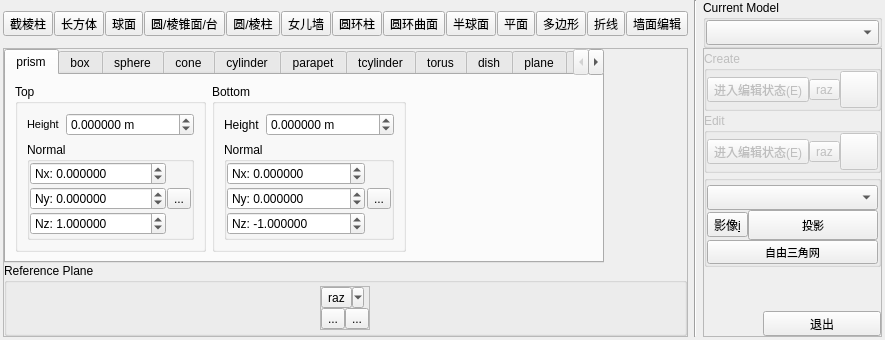
Above: qCC/ui_templates/bdr3DGeometryEditPanel.ui from StOriJimmy/CloudCompare before the change. Below: the same form after it.
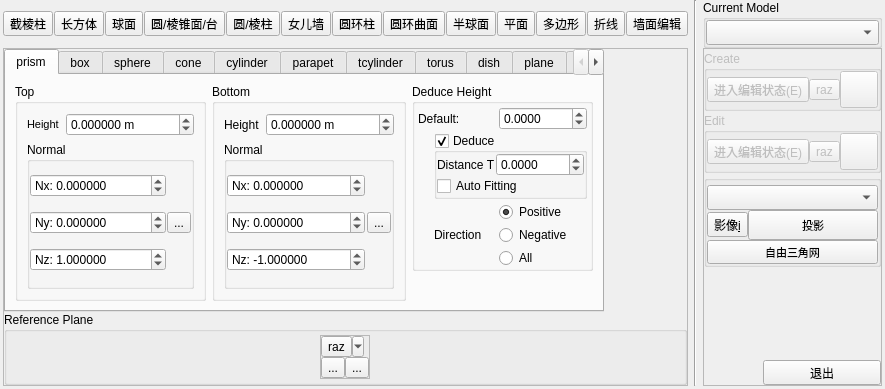
That is the form after the change. Icons and pictures are not drawn.

```diff
--- a/qCC/ui_templates/bdr3DGeometryEditPanel.ui
+++ b/qCC/ui_templates/bdr3DGeometryEditPanel.ui
@@ -6,8 +6,8 @@
    <rect>
     <x>0</x>
     <y>0</y>
-    <width>632</width>
-    <height>331</height>
+    <width>708</width>
+    <height>389</height>
    </rect>
   </property>
   <property name="sizePolicy">
@@ -579,7 +579,155 @@
           <string>prism</string>
          </attribute>
          <layout class="QGridLayout" name="gridLayout_5">
-          <item row="0" column="0">
+          <item row="1" column="2">
+           <spacer name="horizontalSpacer_9">
+            <property name="orientation">
+             <enum>Qt::Horizontal</enum>
+            </property>
+            <property name="sizeHint" stdset="0">
+             <size>
+              <width>40</width>
+              <height>20</height>
+             </size>
+            </property>
+           </spacer>
+          </item>
+          <item row="0" column="2">
+           <widget class="QGroupBox" name="blockCreateDeduceGroupBox">
+            <property name="title">
+             <string>Deduce Height</string>
+            </property>
+            <layout class="QGridLayout" name="gridLayout_17">
+             <property name="leftMargin">
+              <number>3</number>
+             </property>
+             <property name="topMargin">
+              <number>3</number>
+             </property>
+             <property name="rightMargin">
+              <number>3</number>
+             </property>
+             <property name="bottomMargin">
+              <number>0</number>
+             </property>
+             <property name="horizontalSpacing">
+              <number>0</number>
+             </property>
+             <property name="verticalSpacing">
+              <number>3</number>
+             </property>
+             <item row="1" column="1" colspan="2">
+              <widget class="QGroupBox" name="groupBox_5">
+               <property name="title">
+                <string>Deduce</string>
+               </property>
+               <property name="flat">
+                <bool>true</bool>
+               </property>
+               <property name="checkable">
+                <bool>true</bool>
+               </property>
+               <layout class="QGridLayout" name="gridLayout_19">
+                <property name="leftMargin">
+                 <number>0</number>
+                </property>
+                <property name="topMargin">
+                 <number>0</number>
+                </property>
+                <property name="rightMargin">
+                 <number>0</number>
+                </property>
+                <property name="bottomMargin">
+                 <number>0</number>
+                </property>
+                <property name="spacing">
+                 <number>0</number>
+                </property>
+                <item row="0" column="0">
+                 <widget class="QLabel" name="label_26">
+                  <property name="text">
+                   <string>Distance T</string>
+                  </property>
+                 </widget>
+                </item>
+                <item row="0" column="1" colspan="2">
+                 <widget class="QDoubleSpinBox" name="blockDeduceDefaultDoubleSpinBox_2">
+                  <property name="decimals">
+                   <number>4</number>
+                  </property>
+                  <property name="minimum">
+                   <double>-9999.000000000000000</double>
+                  </property>
+                  <property name="maximum">
+                   <double>9999.000000000000000</double>
+                  </property>
+                 </widget>
+                </item>
+                <item row="1" column="0" colspan="2">
+                 <widget class="QCheckBox" name="blockDeduceAutoFitCheckBox">
+                  <property name="text">
+                   <string>Auto Fitting</string>
+                  </property>
+                 </widget>
+                </item>
+               </layout>
+              </widget>
+             </item>
+             <item row="2" column="2">
+              <widget class="QRadioButton" name="blockDeducePositiveRadioButton">
+               <property name="text">
+                <string>Positive</string>
+               </property>
+               <property name="checked">
+                <bool>true</bool>
+               </property>
+              </widget>
+             </item>
+             <item row="0" column="0" colspan="2">
+              <widget class="QLabel" name="label_25">
+               <property name="text">
+                <string>Default:</string>
+               </property>
+              </widget>
+             </item>
+             <item row="0" column="2">
+              <widget class="QDoubleSpinBox" name="blockDeduceDefaultDoubleSpinBox">
+               <property name="decimals">
+                <number>4</number>
+               </property>
+               <property name="minimum">
+                <double>-9999.000000000000000</double>
+               </property>
+               <property name="maximum">
+                <double>9999.000000000000000</double>
+               </property>
+              </widget>
+             </item>
+             <item row="4" column="2">
+              <widget class="QRadioButton" name="blockDeduceNegativeRadioButton">
+               <property name="text">
+                <string>Negative</string>
+               </property>
+              </widget>
+             </item>
+             <item row="5" column="2">
+              <widget class="QRadioButton" name="blockDeduceAllRadioButton">
+               <property name="text">
+                <string>All</string>
+               </property>
+              </widget>
+             </item>
+             <item row="4" column="1">
+              <widget class="QLabel" name="label_27">
+               <property name="text">
+                <string>Direction</string>
+               </property>
+              </widget>
+             </item>
+            </layout>
+           </widget>
+          </item>
+          <item row="0" column="0" rowspan="2">
            <widget class="QGroupBox" name="groupBox">
             <property name="title">
              <string>Top</string>
@@ -747,7 +895,7 @@
             </layout>
            </widget>
           </item>
-          <item row="0" column="1">
+          <item row="0" column="1" rowspan="2">
            <widget class="QGroupBox" name="groupBox_2">
             <property name="title">
              <string>Bottom</string>
@@ -904,19 +1052,6 @@
             </layout>
            </widget>
           </item>
-          <item row="0" column="2">
-           <spacer name="horizontalSpacer_9">
-            <property name="orientation">
-             <enum>Qt::Horizontal</enum>
-            </property>
-            <property name="sizeHint" stdset="0">
-             <size>
-              <width>40</width>
-              <height>20</height>
-             </size>
-            </property>
-           </spacer>
-          </item>
          </layout>
         </widget>
         <widget class="QWidget" name="tab_box">
```
Left out of the diff: 4 changed lines with no effect on the pictures.
